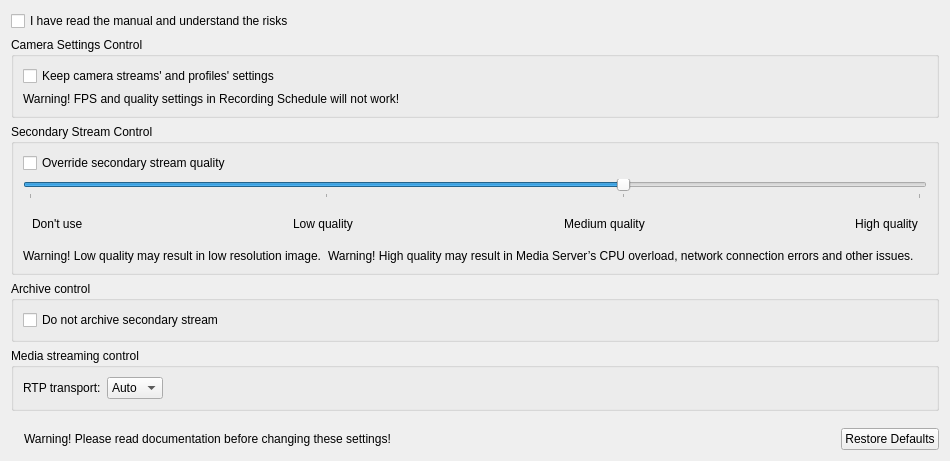
Before: the Qt Designer form client/src/ui/widgets/properties/expert_settings_widget.ui in networkoptix/nx_open, drawn with Qt 5.
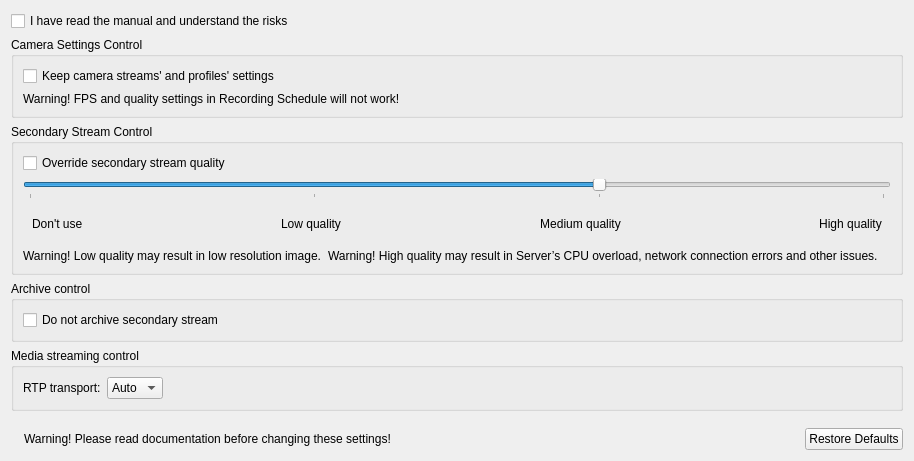
After: the same form once the commit is applied. Icons and pictures are not drawn.

Commit message:
(Issue #3665) :  Need to replace "Media Server" and "Enterprise Controller" by "Server"
<==== Mercurial data ====>
Branch: client_connect_refactor

Diff of the .ui file:
```diff
--- a/client/src/ui/widgets/properties/expert_settings_widget.ui
+++ b/client/src/ui/widgets/properties/expert_settings_widget.ui
@@ -199,7 +199,7 @@
             <item>
              <widget class="QLabel" name="highQualityWarningLabel">
               <property name="text">
-               <string>Warning! High quality may result in Media Server’s CPU overload, network connection errors and other issues.</string>
+               <string>Warning! High quality may result in Server’s CPU overload, network connection errors and other issues.</string>
               </property>
              </widget>
             </item>
```
Left out of the diff: 33 changed lines with no effect on the pictures. The commit also changes 63 other files.
